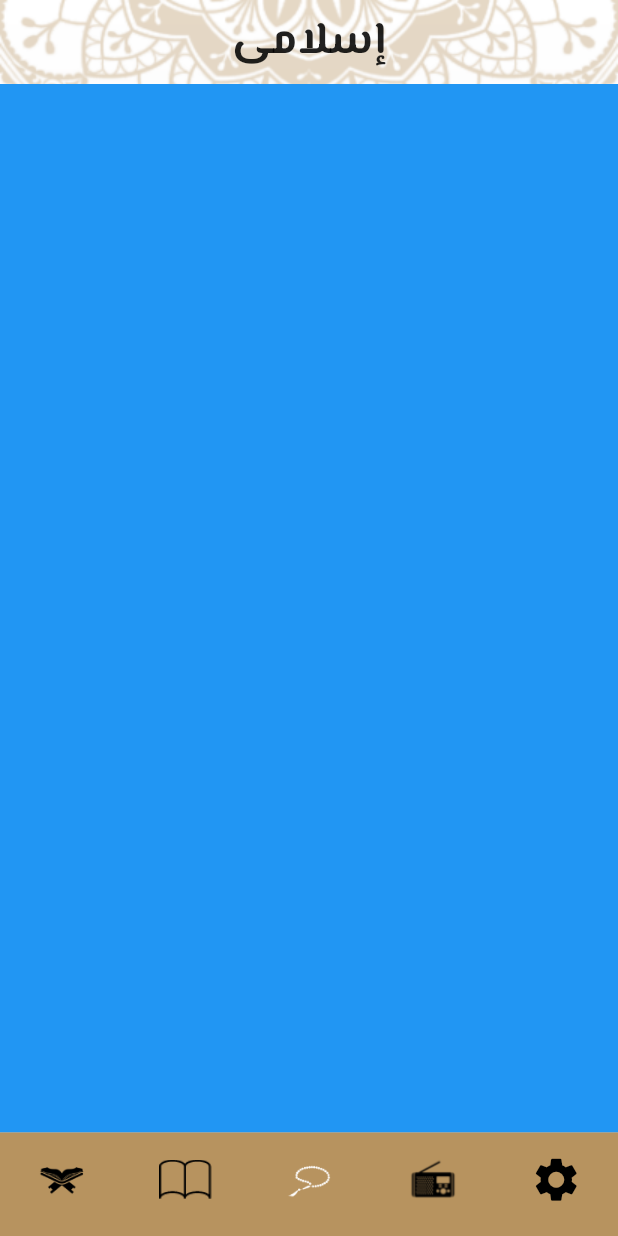
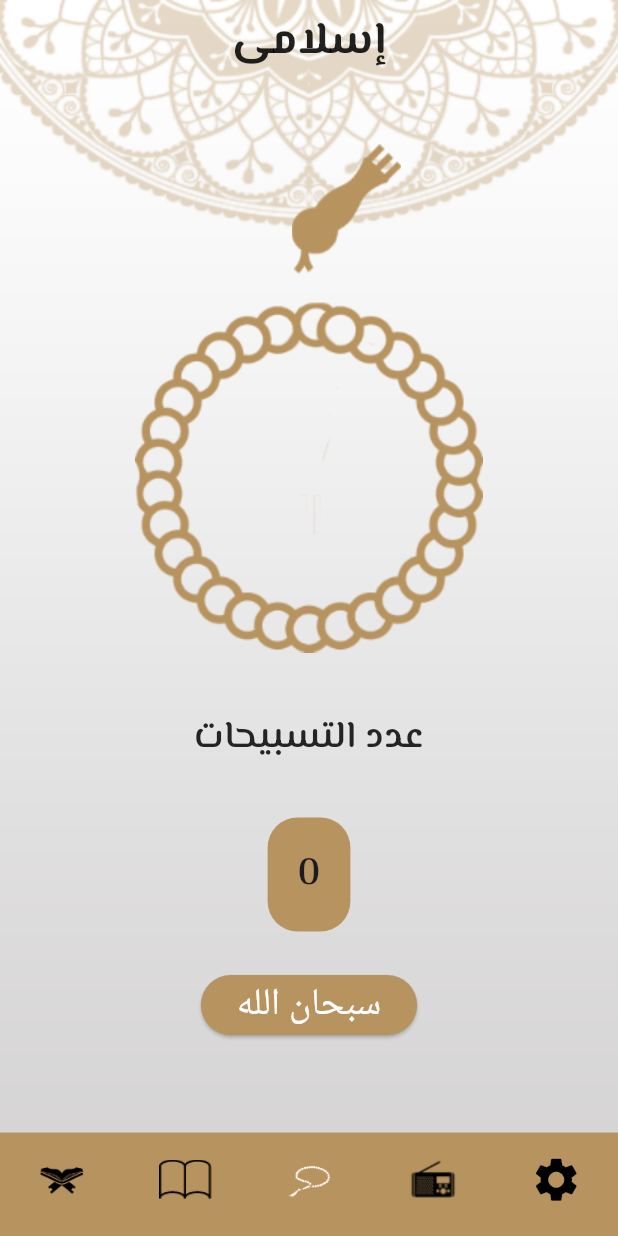
Before and after one commit to MohamedELBatal/Quraan-Sebha, a Flutter app: the screen it shows after launch, item 3 of the bottom bar chosen, on a phone screen of 412 x 824 dp. Run offline on Flutter 3.47's test engine with Material 3 defaults, Android fonts, the phone set to English and light mode, and no system bars; our stand-ins replace google_fonts.

Commit message:
sebha_tab_finish

```diff
--- a/lib/home/tabs/sebha_tab.dart
+++ b/lib/home/tabs/sebha_tab.dart
@@ -1,12 +1,116 @@
 import 'package:flutter/material.dart';
+import 'package:google_fonts/google_fonts.dart';
 
-class SebhaTab extends StatelessWidget {
+class SebhaTab extends StatefulWidget {
+  static const String routeName = "SebhaTab";
+
   const SebhaTab({super.key});
 
   @override
+  State<SebhaTab> createState() => _SebhaTabState();
+}
+
+class _SebhaTabState extends State<SebhaTab> {
+  int num = 0;
+  int index = 0;
+  List<String> Azkar = [
+    "سبحان الله",
+    "الحمدلله",
+    "لا اله الا الله",
+    "الله اكبر "
+  ];
+
+  @override
   Widget build(BuildContext context) {
-    return Container(
-      color: Colors.blue,
+    return Row(
+      mainAxisAlignment: MainAxisAlignment.center,
+      children: [
+        Column(
+          children: [
+            Padding(
+              padding: const EdgeInsets.only(
+                top: 40,
+                left: 50,
+              ),
+              child: Image.asset(
+                "assets/images/sebha1.png",
+                width: 73,
+                height: 105,
+              ),
+            ),
+            InkWell(
+              onTap: () {
+                num++;
+                setState(() {
+                  if (num >= 34) {
+                    num = 0;
+                    index++;
+                  }
+                  if (index == Azkar.length) {
+                    index = 0;
+                  }
+                });
+              },
+              child: Image.asset("assets/images/sebha2.png"),
+            ),
+            const SizedBox(
+              height: 39,
+            ),
+            Text(
+              "عدد التسبيحات",
+              style: GoogleFonts.elMessiri(
+                fontSize: 25,
+                fontWeight: FontWeight.w600,
+                color: const Color(0xff242424),
+              ),
+            ),
+            const SizedBox(
+              height: 35,
+            ),
+            Container(
+              decoration: const BoxDecoration(
+                color: Color(0xffB7935F),
+                borderRadius: BorderRadius.all(
+                  Radius.circular(20),
+                ),
+              ),
+              padding: const EdgeInsets.all(20),
+              child: Text(
+                "$num",
+              ),
+            ),
+            const SizedBox(
+              height: 25,
+            ),
+            ElevatedButton(
+              onPressed: () {
+                num++;
+                setState(() {
+                  if (num >= 34) {
+                    num = 0;
+                    index++;
+                  }
+                  if (index == Azkar.length) {
+                    index = 0;
+                  }
+                });
+              },
+              style: const ButtonStyle(
+                backgroundColor: MaterialStatePropertyAll(
+                  Color(0xffB7935F),
+                ),
+              ),
+              child: Text(
+                Azkar[index],
+                style: const TextStyle(
+                    color: Colors.white,
+                    fontSize: 25,
+                    fontWeight: FontWeight.w400),
+              ),
+            ),
+          ],
+        ),
+      ],
     );
   }
 }
--- a/lib/main.dart
+++ b/lib/main.dart
@@ -3,6 +3,8 @@ import 'package:google_fonts/google_fonts.dart';
 import 'package:islami_application/home/home.dart';
 import 'package:islami_application/my_theme.dart';
 import 'package:islami_application/sura_details.dart';
+
+import 'home/tabs/sebha_tab.dart';
 
 void main() {
   runApp(const IslamiApp());
@@ -21,6 +23,7 @@ class IslamiApp extends StatelessWidget {
       routes: {
         HomePage.routeName: (context) => HomePage(),
         SuraDetailsScreen.routeName: (context) => SuraDetailsScreen(),
+        SebhaTab.routeName: (context) => SebhaTab(),
       },
     );
   }
```
Also changed, not shown: assets/images/sebha1.png (renamed from assets/images/head_sebha_logo.png), assets/images/sebha2.png (renamed from assets/images/body_sebha_logo.png).
